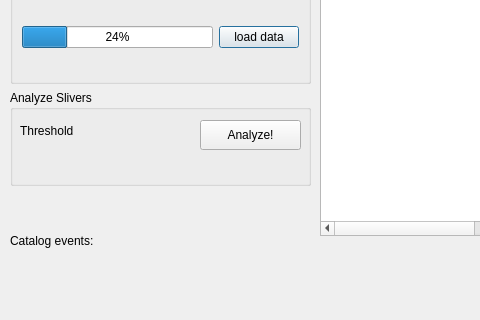
Above: mt_seismicsource/ui_seismicsource.ui from feuchner/seismicsource-toolkit before the change; both pictures show x 0 to 480 and y 125 to 445 of the 815 by 849 pixel window. Below: the same form after it.
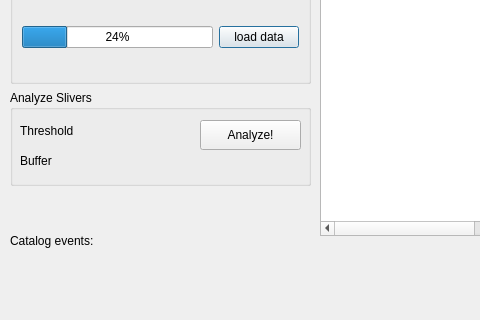
That is the form after the change. Custom widgets are drawn as their Qt base class.

Commit message: added buffer-based sliver analysis method

Diff of the .ui file:
```diff
--- a/mt_seismicsource/ui_seismicsource.ui
+++ b/mt_seismicsource/ui_seismicsource.ui
@@ -175,6 +175,29 @@
          <string>Threshold</string>
         </property>
        </widget>
+       <widget class="KDoubleNumInput" name="inputAnalyzeBuffer">
+        <property name="geometry">
+         <rect>
+          <x>90</x>
+          <y>60</y>
+          <width>90</width>
+          <height>33</height>
+         </rect>
+        </property>
+       </widget>
+       <widget class="QLabel" name="labelSliverBuffer">
+        <property name="geometry">
+         <rect>
+          <x>10</x>
+          <y>60</y>
+          <width>66</width>
+          <height>21</height>
+         </rect>
+        </property>
+        <property name="text">
+         <string>Buffer</string>
+        </property>
+       </widget>
       </widget>
      </item>
      <item>
```
The commit also changes 2 other files.
